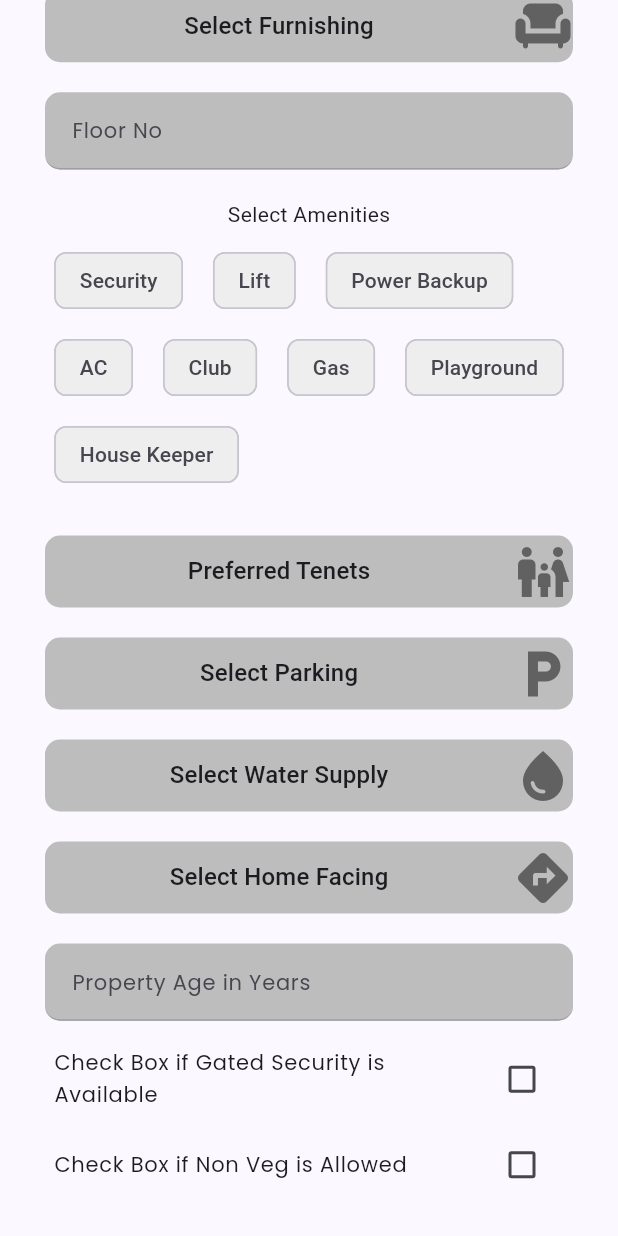
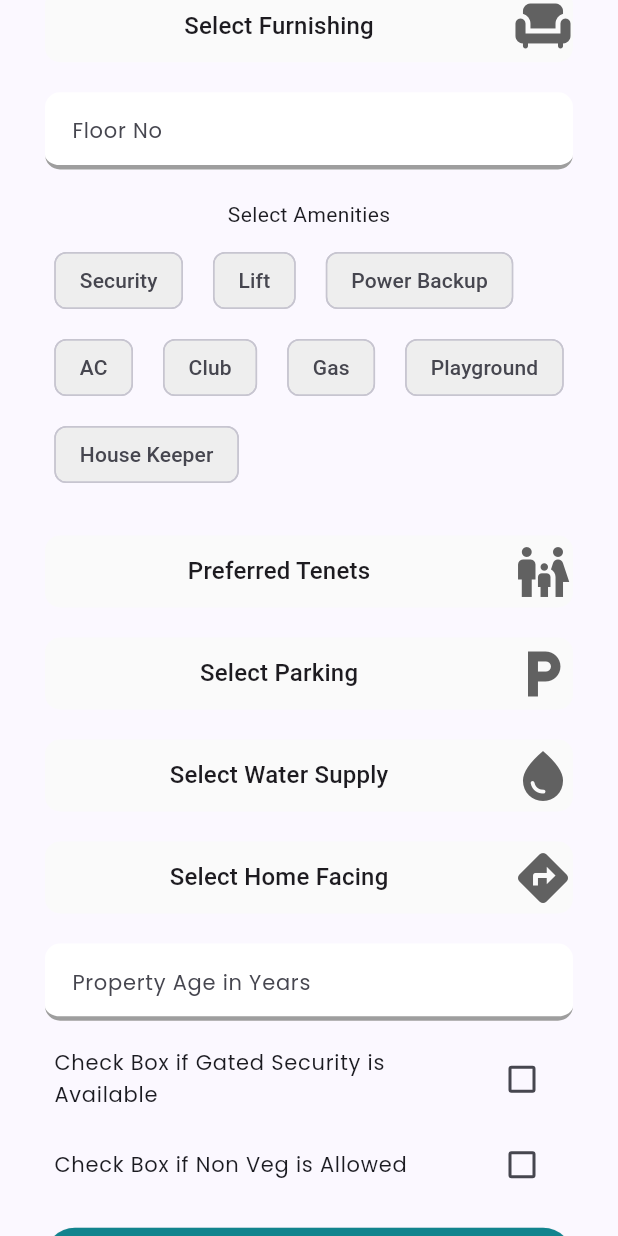
Before and after one commit to DevloperAnuj/gharmart, a Flutter app: the AddPropertyPageTablet screen opened directly, scrolled down 1202 dp, on a phone screen of 412 x 824 dp. Run offline on Flutter 3.47's test engine with Material 3 defaults, Android fonts, the phone set to English and light mode, and no system bars; our stand-ins replace bloc, csc_picker, equatable, flutter_bloc, flutter_carousel_widget, flutter_lorem and 8 more; missing offline and left inert: image_collage; accounts and stored records are empty.

Commit message:
Changes according 09052024

```diff
--- a/lib/features/auth/presentation/widgets/login_form_widget.dart
+++ b/lib/features/auth/presentation/widgets/login_form_widget.dart
@@ -40,10 +40,9 @@ class _LoginFormWidgetState extends State<LoginFormWidget> {
           controller: emailController,
           hintText: "Email",
         ),
-        MyAuthTextField(
+        MyAuthPassField(
           controller: passController,
           hintText: "Password",
-          secured: true,
         ),
         Padding(
           padding: const EdgeInsets.all(20),
--- a/lib/features/auth/presentation/widgets/signup_form_widget.dart
+++ b/lib/features/auth/presentation/widgets/signup_form_widget.dart
@@ -55,10 +55,9 @@ class _SignUpFormWidgetState extends State<SignUpFormWidget> {
           controller: cityController,
           hintText: "City Name",
         ),
-        MyAuthTextField(
+        MyAuthPassField(
           controller: passController,
           hintText: "Password",
-          secured: true,
         ),
         Padding(
           padding: const EdgeInsets.all(20),
--- a/lib/features/panel/presentation/widgets/home_screen_widgets/search_section.dart
+++ b/lib/features/panel/presentation/widgets/home_screen_widgets/search_section.dart
@@ -133,7 +133,7 @@ class SearchbarSectionDesktop extends StatelessWidget {
       children: [
         Flexible(
           child: Padding(
-            padding: const EdgeInsets.symmetric(horizontal: 20),
+            padding: const EdgeInsets.symmetric(horizontal: 35),
             child: TextField(
               style: const TextStyle(
                 color: Colors.black,
--- a/lib/features/properties/presentation/pages/add_property_page.dart
+++ b/lib/features/properties/presentation/pages/add_property_page.dart
@@ -54,8 +54,27 @@ class AddPropertyPageMobile extends StatelessWidget {
                       fontWeight: FontWeight.bold,
                     ),
               ),
-              actions: [
-                Padding(
+            ),
+            const SizedBox(height: 10),
+            const ChooseImageAlbumMobile(),
+            const AddPropertyFormMobile(),
+          ],
+        ),
+      ),
+    );
+  }
+}
+
+class AddPropertyToReviewButton extends StatelessWidget {
+  const AddPropertyToReviewButton({
+    super.key,
+  });
+
+  @override
+  Widget build(BuildContext context) {
+    return SizedBox(
+      width: double.infinity,
+      child: Padding(
         padding: const EdgeInsets.all(10.0),
         child: BlocConsumer<UploadPropertyDatabaseCubit,
             UploadPropertyDatabaseState>(
@@ -90,21 +109,13 @@ class AddPropertyPageMobile extends StatelessWidget {
                     .uploadPropertyToDatabase(context);
               },
               icon: const Icon(Icons.airplane_ticket),
-                        label: const Text("Add"),
+              label: const Text("Send For Review"),
               style: ElevatedButton.styleFrom(
                 backgroundColor: Theme.of(context).primaryColor,
                 foregroundColor: Colors.white,
               ),
             );
           },
-                  ),
-                ),
-              ],
-            ),
-            const SizedBox(height: 10),
-            const ChooseImageAlbumMobile(),
-            const AddPropertyFormMobile(),
-          ],
         ),
       ),
     );
@@ -130,52 +141,6 @@ class AddPropertyPageTablet extends StatelessWidget {
                       fontWeight: FontWeight.bold,
                     ),
               ),
-              actions: [
-                Padding(
-                  padding: const EdgeInsets.all(10.0),
-                  child: BlocConsumer<UploadPropertyDatabaseCubit,
-                      UploadPropertyDatabaseState>(
-                    listener: (context, state) {
-                      if (state is UploadPropertyDatabaseFailed) {
-                        MyConstants.mySnackBar(
-                          context,
-                          message: state.err,
-                          color: Colors.red,
-                        );
-                      }
-                      if (state is UploadPropertyDatabaseSuccess) {
-                        context.read<AddPropertyTempCubit>().setToInit();
-                        MyConstants.mySnackBar(
-                          context,
-                          message: "Property Submitted For Review",
-                          color: Colors.green,
-                        );
-                        Future.delayed(const Duration(seconds: 2), () {
-                          context.pop();
-                        });
-                      }
-                    },
-                    builder: (context, state) {
-                      if (state is UploadPropertyDatabaseLoading) {
-                        return const CircularProgressIndicator();
-                      }
-                      return ElevatedButton.icon(
-                        onPressed: () {
-                          context
-                              .read<UploadPropertyDatabaseCubit>()
-                              .uploadPropertyToDatabase(context);
-                        },
-                        icon: const Icon(Icons.airplane_ticket),
-                        label: const Text("Add"),
-                        style: ElevatedButton.styleFrom(
-                          backgroundColor: Theme.of(context).primaryColor,
-                          foregroundColor: Colors.white,
-                        ),
-                      );
-                    },
-                  ),
-                ),
-              ],
             ),
             const SizedBox(height: 10),
             const ChooseImageAlbumMobile(),
--- a/lib/features/properties/presentation/widgets/add_property_form.dart
+++ b/lib/features/properties/presentation/widgets/add_property_form.dart
@@ -2,6 +2,8 @@ import 'package:csc_picker/csc_picker.dart';
 import 'package:flutter/material.dart';
 import 'package:flutter_bloc/flutter_bloc.dart';
 import 'package:gharmart/features/properties/presentation/manager/add_property_temp_cubit/add_property_cubit.dart';
+
+import '../pages/add_property_page.dart';
 
 class AddPropertyForm extends StatelessWidget {
   const AddPropertyForm({
@@ -25,7 +27,7 @@ class AddPropertyForm extends StatelessWidget {
                       data: ThemeData(),
                       child: CSCPicker(
                         dropdownDecoration: BoxDecoration(
-                            color: Colors.grey.shade400,
+                            color: Colors.grey.shade100,
                             borderRadius: BorderRadius.circular(15)),
                         flagState: CountryFlag.DISABLE,
                         defaultCountry: CscCountry.India,
@@ -425,7 +427,7 @@ class AddPropertyFormMobile extends StatelessWidget {
                   data: ThemeData(),
                   child: CSCPicker(
                     dropdownDecoration: BoxDecoration(
-                        color: Colors.grey.shade400,
+                        color: Colors.grey.shade100,
                         borderRadius: BorderRadius.circular(15)),
                     flagState: CountryFlag.DISABLE,
                     defaultCountry: CscCountry.India,
@@ -796,6 +798,7 @@ class AddPropertyFormMobile extends StatelessWidget {
                   context.read<AddPropertyTempCubit>().setNonVeg();
                 },
               ),
+              const AddPropertyToReviewButton(),
             ],
           );
         },
@@ -818,7 +821,7 @@ class MyDropDown extends StatelessWidget {
         decoration: BoxDecoration(
           border: Border.all(width: 0, color: Colors.transparent),
           borderRadius: BorderRadius.circular(10),
-          color: Colors.grey.shade400,
+          color: Colors.grey.shade50,
         ),
         child: Theme(
           data: ThemeData(),
@@ -879,15 +882,15 @@ class AddPropertyTextFormField extends StatelessWidget {
           border: InputBorder.none,
           hintText: hint,
           filled: true,
-          fillColor: Colors.grey.shade400,
+          fillColor: Colors.white,
           contentPadding:
               const EdgeInsets.only(left: 14.0, bottom: 6.0, top: 8.0),
           focusedBorder: OutlineInputBorder(
-            borderSide: const BorderSide(color: Colors.red),
+            borderSide: const BorderSide(color: Colors.blueGrey),
             borderRadius: BorderRadius.circular(10.0),
           ),
           enabledBorder: UnderlineInputBorder(
-            borderSide: const BorderSide(color: Colors.grey),
+            borderSide: const BorderSide(color: Colors.grey,width: 3),
             borderRadius: BorderRadius.circular(10.0),
           ),
         ),
```
Also changed, not shown: lib/features/auth/presentation/widgets/my_auth_text_field.dart (+65 -1 lines), lib/features/landing_page/presentation/pages/landing_page.dart (+28 -5 lines). Lines whose indentation alone changed are shown as unchanged.
